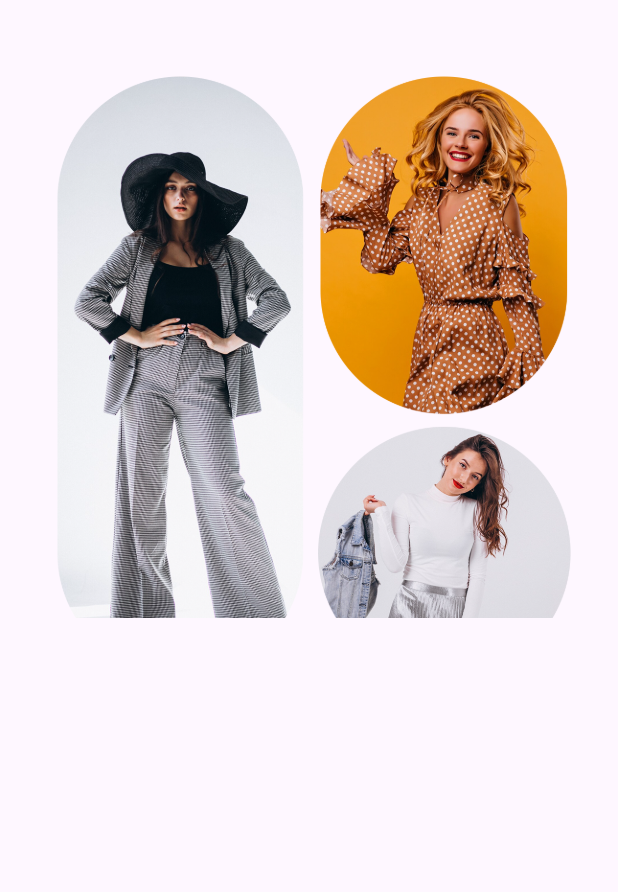
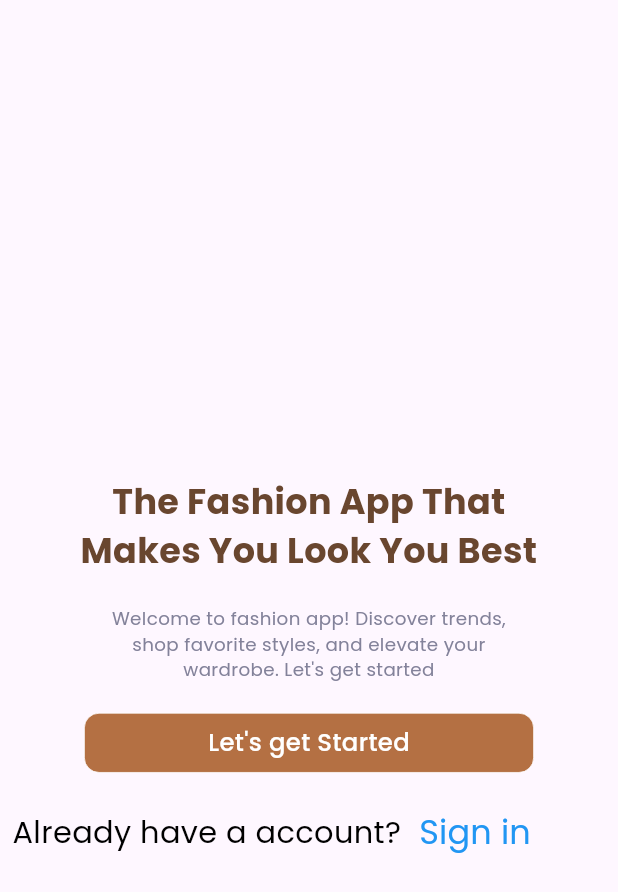
Before and after one commit to Najam-ud-Din/Fashionapp1, a Flutter app: the screen it shows after launch, swiped to page 3, on a phone screen of 412 x 824 dp. Shown: the top 892 px of the screen. Run offline on Flutter 3.47's test engine with Material 3 defaults, Android fonts, the phone set to English and light mode, and no system bars; our stand-ins replace cached_network_image, flutter_dotenv, flutter_image_slideshow, flutter_screenutil, flutter_svg, flutter_vector_icons and 6 more; missing offline and left inert: cross_connectivity.

Commit message:
adding more files

```diff
--- a/lib/common/utils/kstrings.dart
+++ b/lib/common/utils/kstrings.dart
@@ -2,6 +2,8 @@ class AppText {
   static const String kCategory = 'Category';
   static const String kstart = "Let's get Started";
   static const String kCategories = 'Categories';
+  static const String kcarterrortext =
+      "Please select sizes and colors to go cart";
   static const String kNotifications = 'Notifications';
   static const String kAddresses = 'Addresses';
   static const String kAddShipping = 'Add Shipping Address';
--- a/lib/common/widgets/error_modal.dart
+++ b/lib/common/widgets/error_modal.dart
@@ -12,7 +12,7 @@ void showErrorPopup(BuildContext context, String errorMessage, String? title,
           title ?? 'Error',
           style: appStyle(
             18.0,
-            Kolors.kGrayLight,
+            Kolors.kRed,
             FontWeight.bold,
           ),
         ),
--- a/lib/common/widgets/login_bottom_sheet.dart
+++ b/lib/common/widgets/login_bottom_sheet.dart
@@ -24,7 +24,7 @@ Future<dynamic> loginBottomSheet(BuildContext context) {
             Center(
                 child: ReusableText(
                     text: AppText.kLogin,
-                    style: appStyle(5, Kolors.kPrimary, FontWeight.w500))),
+                    style: appStyle(12, Kolors.kPrimary, FontWeight.w500))),
             SizedBox(
               height: 10.h,
             ),
@@ -38,7 +38,7 @@ Future<dynamic> loginBottomSheet(BuildContext context) {
             Center(
                 child: ReusableText(
                     text: AppText.kLoginText,
-                    style: appStyle(3, Kolors.kGray, FontWeight.w500))),
+                    style: appStyle(9, Kolors.kGray, FontWeight.w500))),
             SizedBox(
               height: 20.h,
             ),
--- a/lib/main.dart
+++ b/lib/main.dart
@@ -7,12 +7,8 @@ import 'package:fashion_app/src/home/controllers/home_tab_notifier.dart';
 import 'package:fashion_app/src/onboarding/controllers/onboarding_notofier.dart';
 import 'package:fashion_app/src/splashscreen/view/splashscreenpage.dart';
 import 'package:flutter/material.dart';
-import 'package:device_preview/device_preview.dart';
-import 'package:flutter/foundation.dart';
 import 'package:flutter_screenutil/flutter_screenutil.dart';
-
 import 'dart:ui';
-
 import 'package:get_storage/get_storage.dart';
 import 'package:provider/provider.dart';
 
@@ -40,12 +36,12 @@ class MyApp extends StatelessWidget {
   Widget build(BuildContext context) {
     Size screensize = MediaQuery.of(context).size;
     return ScreenUtilInit(
-        designSize: screensize,
+        designSize: Size(375, 812),
         minTextAdapt: true,
         splitScreenMode: false,
         useInheritedMediaQuery: true,
         child: const SplashScreen(),
-        builder: (_, child) {
+        builder: (context, child) {
           return MaterialApp.router(
             routerConfig: router,
             scrollBehavior:
--- a/lib/src/Products/widgets/colorselecctionwidget.dart
+++ b/lib/src/Products/widgets/colorselecctionwidget.dart
@@ -28,8 +28,6 @@ class Colorselecctionwidget extends StatelessWidget {
                   margin: EdgeInsets.only(
                     right: 20.w,
                   ),
-                  height: 30.h,
-                  width: 45.w,
                   decoration: BoxDecoration(
                     color: controller.color == c
                         ? Kolors.kPrimary
--- a/lib/src/Products/widgets/expandedtext.dart
+++ b/lib/src/Products/widgets/expandedtext.dart
@@ -18,7 +18,7 @@ class Expandibletext extends StatelessWidget {
           text,
           textAlign: TextAlign.justify,
           maxLines: !context.watch<productnotofier>().description ? 3 : 10,
-          style: appStyle(3, Kolors.kGray, FontWeight.normal),
+          style: appStyle(14, Kolors.kGray, FontWeight.normal),
         ),
         Row(
           mainAxisAlignment: MainAxisAlignment.end,
--- a/lib/src/Products/widgets/explore_products.dart
+++ b/lib/src/Products/widgets/explore_products.dart
@@ -19,7 +19,7 @@ class ExploreProducts extends StatelessWidget {
           mainAxisSpacing: 4,
           crossAxisSpacing: 4,
           children: List.generate(products.length, (index) {
-            final double mainAxisCellCount = (index % 2 == 0 ? 2.13 : 2.3);
+            final double mainAxisCellCount = (index % 2 == 0 ? 2.45 : 2.6);
             final product = products[index];
             return StaggeredGridTile.count(
                 crossAxisCellCount: 2,
--- a/lib/src/Products/widgets/similarproducts.dart
+++ b/lib/src/Products/widgets/similarproducts.dart
@@ -19,7 +19,7 @@ class Similarproducts extends StatelessWidget {
           mainAxisSpacing: 4,
           crossAxisSpacing: 4,
           children: List.generate(products.length, (index) {
-            final double mainAxisCellCount = (index % 2 == 0 ? 2.13 : 2.3);
+            final double mainAxisCellCount = (index % 2 == 0 ? 2.45 : 2.6);
             final product = products[index];
             return StaggeredGridTile.count(
                 crossAxisCellCount: 2,
--- a/lib/src/Products/widgets/stagered_tile_widget.dart
+++ b/lib/src/Products/widgets/stagered_tile_widget.dart
@@ -72,7 +72,7 @@ class StageredTileWidget extends StatelessWidget {
                         child: Text(
                           products.title,
                           overflow: TextOverflow.ellipsis,
-                          style: appStyle(12, Kolors.kDark, FontWeight.normal),
+                          style: appStyle(10, Kolors.kDark, FontWeight.normal),
                         ),
                       ),
                       Row(
@@ -80,7 +80,7 @@ class StageredTileWidget extends StatelessWidget {
                           Icon(
                             AntDesign.star,
                             color: Kolors.kGold,
-                            size: 14,
+                            size: 12,
                           ),
                           SizedBox(
                             width: 4.w,
--- a/lib/src/home/view/homescreen.dart
+++ b/lib/src/home/view/homescreen.dart
@@ -27,6 +27,7 @@ class _HomeScreenState extends State<HomeScreen> with TickerProviderStateMixin {
   void initState() {
     _tabcontroller = TabController(length: hometab.length, vsync: this);
     _tabcontroller.addListener(_handleselection);
+
     // TODO: implement initState
     super.initState();
   }
--- a/lib/src/home/widgets/categories-list.dart
+++ b/lib/src/home/widgets/categories-list.dart
@@ -20,6 +20,8 @@ class HomeCateoriesList extends StatelessWidget {
       padding: EdgeInsets.symmetric(horizontal: 0.w),
       child: SizedBox(
         height: 100.h,
+        child: Container(
+          color: Colors.amber[50],
           child: Row(
               mainAxisAlignment: MainAxisAlignment.spaceBetween,
               crossAxisAlignment: CrossAxisAlignment.center,
@@ -62,6 +64,7 @@ class HomeCateoriesList extends StatelessWidget {
                 );
               })),
         ),
+      ),
     );
   }
 }
--- a/lib/src/onboarding/view/onboardingpage.dart
+++ b/lib/src/onboarding/view/onboardingpage.dart
@@ -32,8 +32,11 @@ class _OnBoardingScreenState extends State<OnBoardingScreen> {
 
   @override
   Widget build(BuildContext context) {
+    Size screensize = MediaQuery.of(context).size;
     return Scaffold(
-      body: Stack(
+      body: Container(
+        width: double.infinity,
+        child: Stack(
           children: [
             PageView(
               controller: _pageController,
@@ -51,11 +54,11 @@ class _OnBoardingScreenState extends State<OnBoardingScreen> {
                     width: 60,
                   )
                 : Positioned(
-                  bottom: 50.h,
+                    bottom: 40.h,
                     left: 0,
                     right: 0,
                     child: Container(
-                    padding: EdgeInsets.symmetric(horizontal: 30),
+                      padding: EdgeInsets.symmetric(horizontal: 20),
                       width: ScreenUtil().screenWidth,
                       child: Row(
                         mainAxisAlignment: MainAxisAlignment.spaceBetween,
@@ -87,11 +90,12 @@ class _OnBoardingScreenState extends State<OnBoardingScreen> {
                                   ),
                                 ),
                           SizedBox(
-                          width: 30.w,
-                          height: 50.h,
+                            width: 70.w,
+                            height: 60.h,
                             child: PageViewDotIndicator(
-                            currentItem:
-                                context.watch<OnBoardingNotifier>().selectpage,
+                              currentItem: context
+                                  .watch<OnBoardingNotifier>()
+                                  .selectpage,
                               count: 3,
                               size: Size(10, 10),
                               unselectedSize: Size(12, 12),
@@ -107,7 +111,9 @@ class _OnBoardingScreenState extends State<OnBoardingScreen> {
                           ),
                           GestureDetector(
                             onTap: () {
-                            if (context.read<OnBoardingNotifier>().selectpage <
+                              if (context
+                                      .read<OnBoardingNotifier>()
+                                      .selectpage <
                                   2) {
                                 // Assuming 3 pages
                                 _pageController.animateToPage(
@@ -130,6 +136,7 @@ class _OnBoardingScreenState extends State<OnBoardingScreen> {
                     )),
           ],
         ),
+      ),
     );
   }
 }
--- a/lib/src/onboarding/widgets/onboardingScreenone.dart
+++ b/lib/src/onboarding/widgets/onboardingScreenone.dart
@@ -20,7 +20,7 @@ class OnboardingScreenone extends StatelessWidget {
             fit: BoxFit.fitWidth,
           ),
           Positioned(
-            bottom: 120,
+            bottom: 110,
             left: 30,
             right: 30,
             child: Text(
--- a/lib/src/onboarding/widgets/welcomescreen.dart
+++ b/lib/src/onboarding/widgets/welcomescreen.dart
@@ -15,20 +15,17 @@ class WelconmeScreen extends StatelessWidget {
   @override
   Widget build(BuildContext context) {
     return Scaffold(
-      body: SizedBox(
-        width: ScreenUtil().screenWidth,
-        height: ScreenUtil().screenWidth,
-        child: SingleChildScrollView(
+      body: Center(
+        child: SizedBox(
+          width: ScreenUtil().screenWidth,
+          height: ScreenUtil().screenWidth,
           child: Column(
             children: [
               SizedBox(
                 height: 30.h,
               ),
               SizedBox(
-                  height: 440.h,
-                  child: Image.asset(R.ASSETS_IMAGES_GETSTARTED_PNG)),
-              SizedBox(
-                height: 30.h,
+                height: 80.h,
               ),
               Text(
                 AppText.kWelcomeHeader,
@@ -56,7 +53,7 @@ class WelconmeScreen extends StatelessWidget {
                 radius: 10,
                 textSize: 16,
                 onTap: () {
-                  Storage().setBool('firstopen', true);
+                  Storage().setBool('second', true);
                   context.go('/home');
                 },
               ),
@@ -71,9 +68,13 @@ class WelconmeScreen extends StatelessWidget {
                         width: 2.w,
                       ),
                       Center(
-                        child: ReusableText(
-                          text: "Already have a account?",
-                          style: appStyle(23, Kolors.kDark, FontWeight.normal),
+                        child: Padding(
+                          padding: const EdgeInsets.only(left: 6.0),
+                          child: ReusableText(
+                            text: "Already have a account?",
+                            style:
+                                appStyle(20, Kolors.kDark, FontWeight.normal),
+                          ),
                         ),
                       ),
                       TextButton(
--- a/lib/src/splashscreen/view/splashscreenpage.dart
+++ b/lib/src/splashscreen/view/splashscreenpage.dart
@@ -21,7 +21,7 @@ class _SplashScreenState extends State<SplashScreen> {
 
   _navigator() async {
     await Future.delayed(Duration(milliseconds: 4000), () {
-      if (Storage().getBool("firstopen") == null) {
+      if (Storage().getBool("second") == null) {
         //Go to the onboardign screen
         GoRouter.of(context).go('/onboarding');
       } else {
```
Also changed, not shown: lib/src/Products/views/Productspage.dart (+24 -7 lines), lib/src/profile/view/policy.dart (added, +10 -0 lines), lib/src/profile/view/profile_screen.dart (+81 -4 lines), lib/src/profile/view/shipping_order.dart (added, +12 -0 lines), lib/src/profile/widgets/tile_widget.dart (added, +29 -0 lines). Lines whose indentation alone changed are shown as unchanged.
